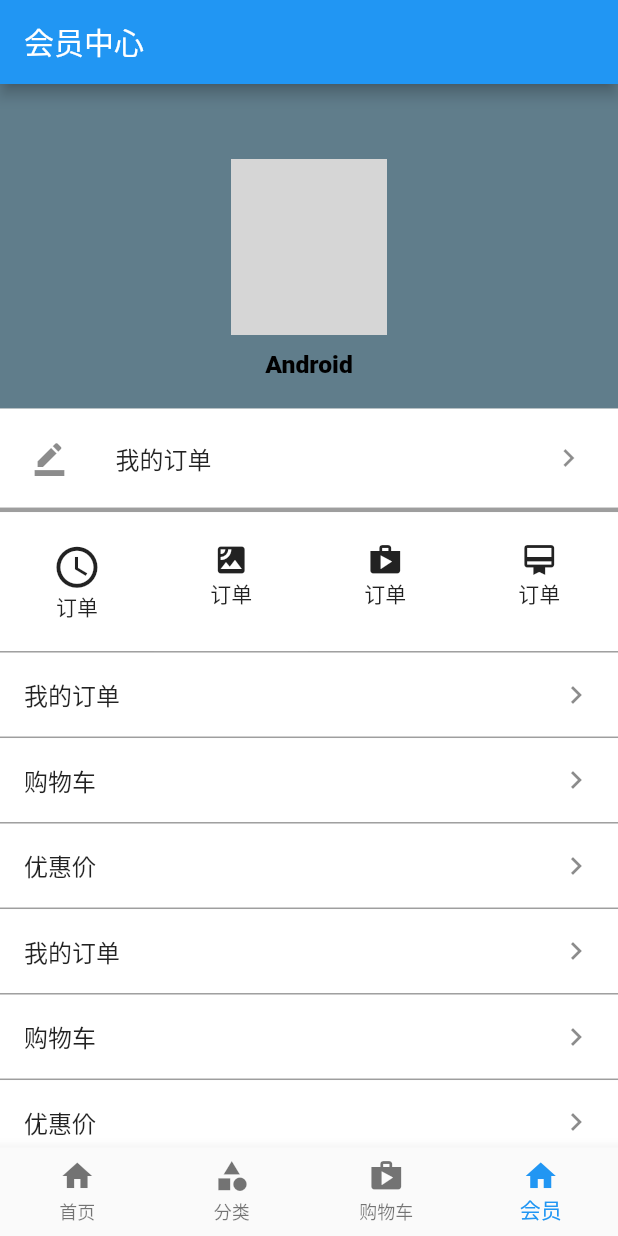
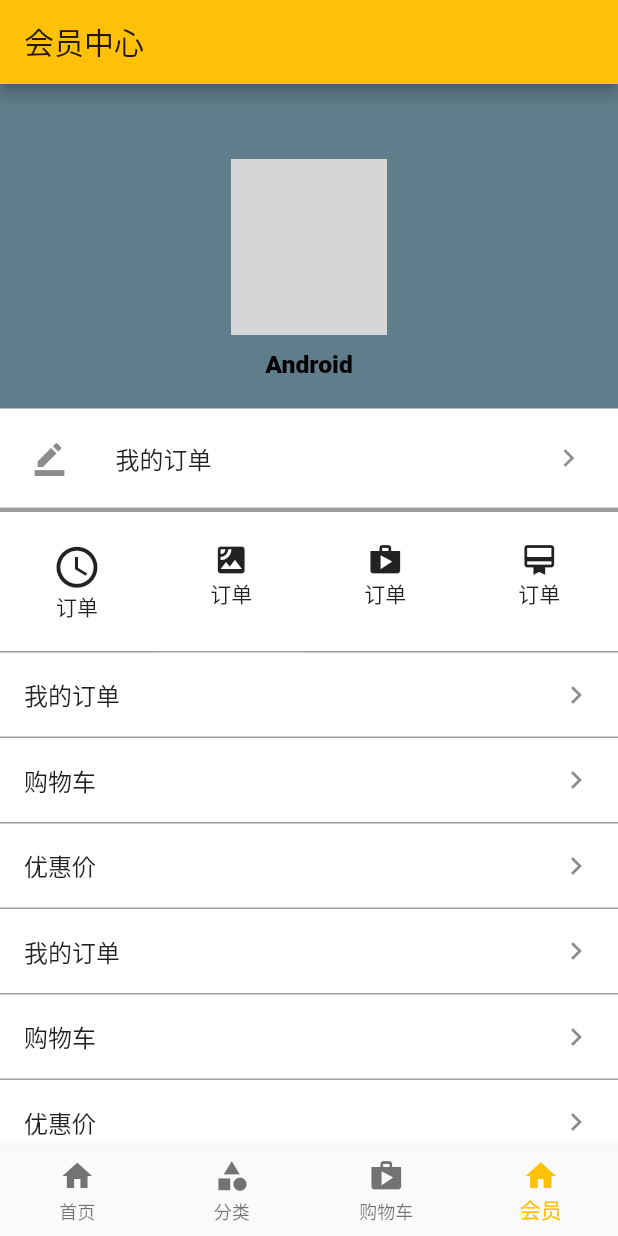
Before and after one commit to xuell0601/TicketUnion, a Flutter app: the screen it shows after launch, item 4 of the bottom bar chosen, on a phone screen of 412 x 824 dp. Run offline on Flutter 3.47's test engine with Material 2 defaults, Android fonts, the phone set to English and light mode, and no system bars; our stand-ins replace dio, fluro, flutter_easyrefresh, flutter_screenutil, flutter_swiper; missing offline and left inert: provide; network calls fail; grey boxes are pictures that could not be loaded.

```diff
--- a/lib/main.dart
+++ b/lib/main.dart
@@ -30,6 +30,9 @@ class MyAppState extends State<MyApp> {
 
 
     return MaterialApp(
+      theme: ThemeData(
+        primarySwatch: Colors.amber,
+      ),
 
       debugShowCheckedModeBanner: false,
       title: "sd",
--- a/lib/tabview/MainTbaview.dart
+++ b/lib/tabview/MainTbaview.dart
@@ -4,6 +4,7 @@ import 'package:ticketunion/pages/CatePages.dart';
 import 'package:ticketunion/pages/HomePages.dart';
 import 'package:ticketunion/pages/ShopPages.dart';
 import 'package:ticketunion/pages/UserPages.dart';
+import 'package:ticketunion/widgets/ScreenUtils.dart';
 
 class MainTabView extends StatefulWidget {
   @override
@@ -46,8 +47,7 @@ class MainTabViewState extends State<MainTabView> {
 
   @override
   Widget build(BuildContext context) {
-    //初始化对象
-    ScreenUtil.instance = ScreenUtil(width: 750, height: 1334)..init(context);
+    ScreenUtils.init(context);
     return Scaffold(
       body: Container(
 
--- /dev/null
+++ b/lib/widgets/ScreenUtils.dart
@@ -0,0 +1,31 @@
+import 'package:flutter/widgets.dart';
+import 'package:flutter_screenutil/flutter_screenutil.dart';
+
+/// 适配工具类
+
+///
+
+class ScreenUtils {
+  static init(context){
+
+    ScreenUtil.instance = ScreenUtil(width: 750, height: 1334)..init(context);
+
+  }
+  static height(double value){
+    return  ScreenUtil().setHeight(value);
+  }
+  static width(double value){
+    return  ScreenUtil().setWidth(value) ;
+  }
+  static getScreenHeight(){
+    return  ScreenUtil().scaleHeight;
+  }
+  static getScreenWidth(){
+    return  ScreenUtil().scaleWidth;
+  }
+  //字体适配
+  static size(double value){
+    return ScreenUtil().setSp(value,);
+  }
+
+}
```
Also changed, not shown: lib/pages/HomePages.dart (+10 -15 lines), lib/widgets/LoadingWidget.dart (added, +25 -0 lines), lib/widgets/SearchWidget.dart (added, +68 -0 lines).
